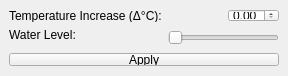
First picture: the form in marcelo_zoccoler/entry_user_interf3/scripts/flood_tool.ui, repository BiAPoL/blog, before the edit.
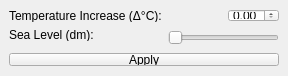
Second picture: the form after the edit.

Commit message: changed water level to sea level

Patch:
```diff
--- a/marcelo_zoccoler/entry_user_interf3/scripts/flood_tool.ui
+++ b/marcelo_zoccoler/entry_user_interf3/scripts/flood_tool.ui
@@ -53,7 +53,7 @@
     <item row="2" column="0">
      <widget class="QLabel" name="label_2">
       <property name="text">
-       <string>Water Level:</string>
+       <string>Sea Level (dm):</string>
       </property>
      </widget>
     </item>
```
The commit also changes 3 other files.
